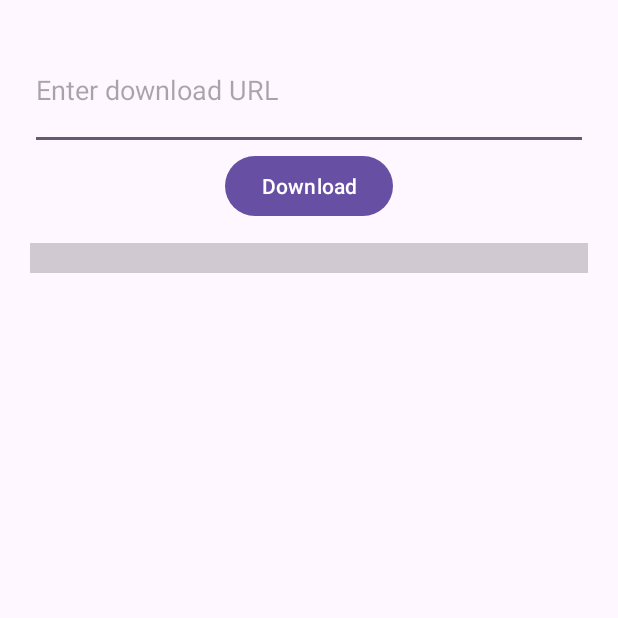
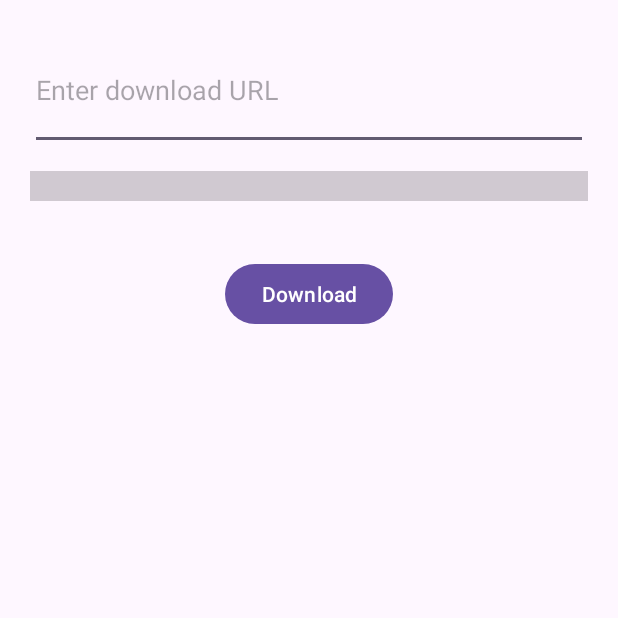
Before and after one commit to gooyacoder/GetApp, an Android app: the screen it shows after launch (MainActivity), after a tap on "Download", on a phone screen of 412 x 824 dp, the top half of it. Run offline under Robolectric (Android 15) with nearby library versions, the phone set to English and light mode, and no system bars.

Commit message:
1_12_1402  21:35

```diff
--- a/app/src/main/java/com/ahm/getapp/MainActivity.kt
+++ b/app/src/main/java/com/ahm/getapp/MainActivity.kt
@@ -1,12 +1,18 @@
 package com.ahm.getapp
 
 import android.Manifest
+import android.animation.AnimatorSet
+import android.animation.ObjectAnimator
 import android.content.pm.PackageManager
+import android.content.res.ColorStateList
+import android.graphics.Color
+import android.graphics.drawable.ColorDrawable
 import android.os.Bundle
 import android.os.Environment
 import android.os.Handler
 import android.os.Looper
 import android.view.View
+import android.widget.Button
 import android.widget.EditText
 import android.widget.ProgressBar
 import android.widget.Toast
@@ -38,6 +44,7 @@ class MainActivity : AppCompatActivity() {
         url = findViewById(R.id.editTextUrl)
         progressBar = findViewById(R.id.progressBar)
         progressBar.max = 100
+        progressBar.progressTintList = ColorStateList.valueOf(Color.GREEN)
 
         if (allPermissionsGranted()) {
             // Permissions granted, proceed with the app
@@ -69,9 +76,30 @@ class MainActivity : AppCompatActivity() {
         return fileName
     }
     fun onDownloadButtonClicked(view: View) {
+
+        // Create an ObjectAnimator for scaling the button
+        val scaleXAnimator = ObjectAnimator.ofFloat(view, "scaleX", 1.0f, 1.5f)
+        scaleXAnimator.duration = 80 // 1 second
+        scaleXAnimator.repeatCount = 1
+        scaleXAnimator.repeatMode = ObjectAnimator.REVERSE
+
+        val scaleYAnimator = ObjectAnimator.ofFloat(view, "scaleY", 1.0f, 1.5f)
+        scaleYAnimator.duration = 80 // 1 second
+        scaleYAnimator.repeatCount = 1
+        scaleYAnimator.repeatMode = ObjectAnimator.REVERSE
+
+        // Create an AnimatorSet to play both animations together
+        val animatorSet = AnimatorSet()
+        animatorSet.playTogether(scaleXAnimator, scaleYAnimator)
+
+        animatorSet.start()
+
         val url: String = url.text.toString()
+        if(url.length == 0)
+            return
         val executor = Executors.newSingleThreadExecutor()
         val handler = Handler(Looper.getMainLooper())
+
         executor.execute {
             var progress: Int = 0
             val connection = URL(url).openConnection()
@@ -108,5 +136,6 @@ class MainActivity : AppCompatActivity() {
                 Toast.makeText(applicationContext, "Download Completed", Toast.LENGTH_SHORT).show()
             }
         }
+
     }
 }
--- a/app/src/main/res/layout/activity_main.xml
+++ b/app/src/main/res/layout/activity_main.xml
@@ -15,9 +15,10 @@
         android:id="@+id/buttonDownload"
         android:layout_width="wrap_content"
         android:layout_height="wrap_content"
-        android:layout_below="@id/editTextUrl"
+        android:layout_below="@id/progressBar"
         android:layout_centerHorizontal="true"
         android:onClick="onDownloadButtonClicked"
+        android:layout_margin="40dp"
         android:text="Download" />
 
     <ProgressBar
@@ -26,7 +27,7 @@
         android:layout_width="match_parent"
         android:layout_height="wrap_content"
         android:scaleY="5"
-        android:layout_below="@id/buttonDownload"
+        android:layout_below="@id/editTextUrl"
         android:layout_marginTop="16dp" />
 
 </RelativeLayout>
```
